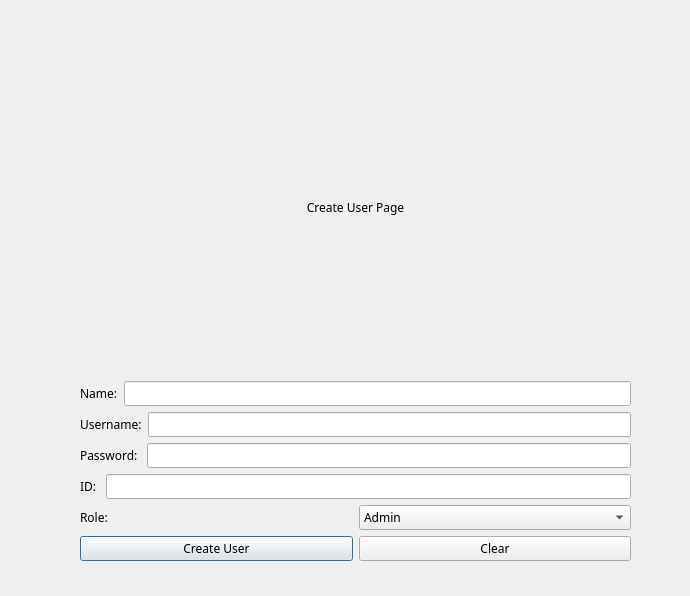
OMarey1/University-Course-Registration-System, file UCRS/cupage.ui: the form before one commit.
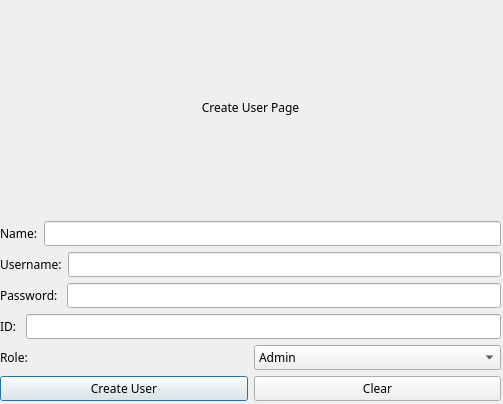
The form after the commit.

```diff
--- a/UCRS/cupage.ui
+++ b/UCRS/cupage.ui
@@ -6,10 +6,22 @@
    <rect>
     <x>0</x>
     <y>0</y>
-    <width>690</width>
-    <height>596</height>
+    <width>503</width>
+    <height>404</height>
    </rect>
   </property>
+  <property name="minimumSize">
+   <size>
+    <width>503</width>
+    <height>404</height>
+   </size>
+  </property>
+  <property name="maximumSize">
+   <size>
+    <width>503</width>
+    <height>404</height>
+   </size>
+  </property>
   <property name="font">
    <font>
     <family>Century Gothic</family>
@@ -21,10 +33,10 @@
   <widget class="QWidget" name="verticalLayoutWidget">
    <property name="geometry">
     <rect>
-     <x>80</x>
-     <y>40</y>
-     <width>551</width>
-     <height>521</height>
+     <x>0</x>
+     <y>0</y>
+     <width>501</width>
+     <height>401</height>
     </rect>
    </property>
    <layout class="QVBoxLayout" name="verticalLayout">
```
